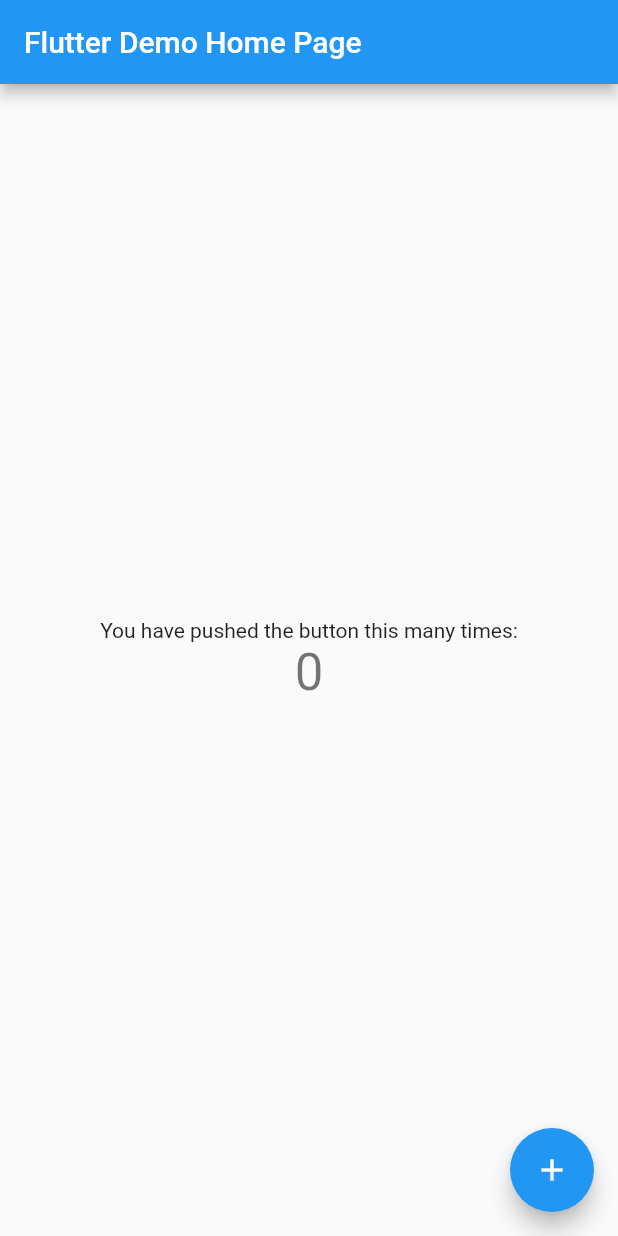
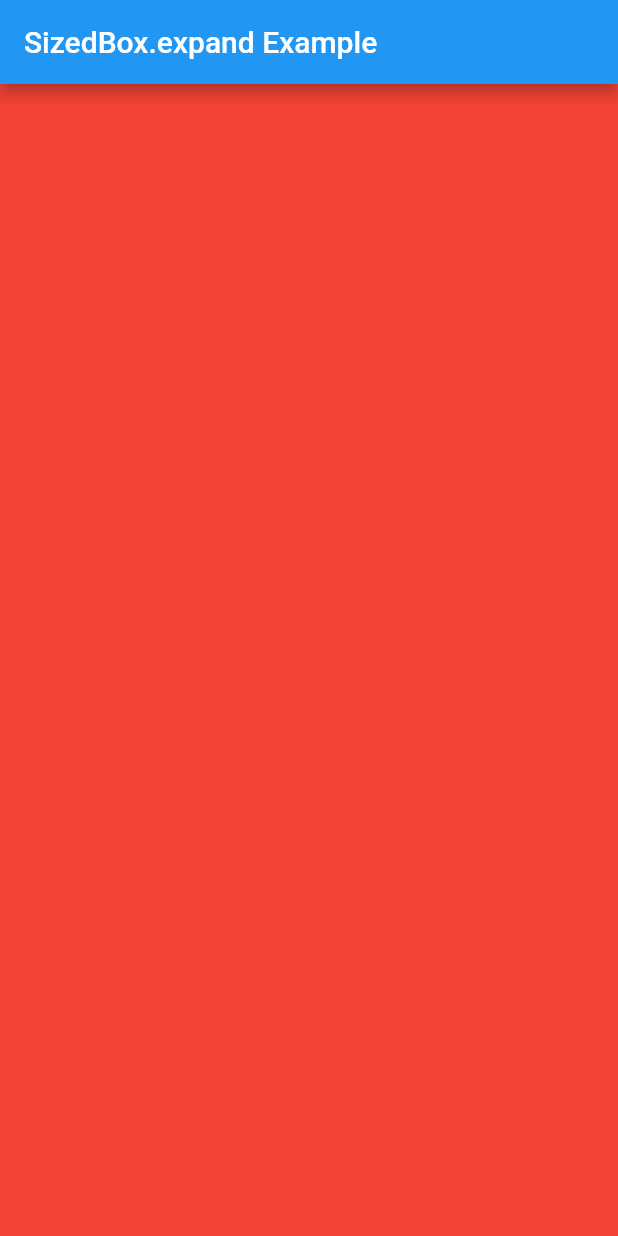
Before and after one commit to takuowake/widget, a Flutter app: the screen it shows after launch, on a phone screen of 412 x 824 dp. Run offline on Flutter 3.47's test engine with Material 2 defaults, Android fonts, the light colour scheme and no system bars.

Commit message:
sizedbox_expand.dartを追加

```diff
--- a/lib/main.dart
+++ b/lib/main.dart
@@ -1,7 +1,9 @@
 import 'package:flutter/material.dart';
+import 'package:widget/sizedbox/sizedbox_expand.dart';
 
 void main() {
-  runApp(const MyApp());
+  // runApp(const MyApp());
+  runApp(const SizedBoxExpand());
 }
 
 class MyApp extends StatelessWidget {
--- /dev/null
+++ b/lib/sizedbox/sizedbox_expand.dart
@@ -0,0 +1,20 @@
+import 'package:flutter/material.dart';
+
+class SizedBoxExpand extends StatelessWidget {
+  const SizedBoxExpand({Key? key}) : super(key: key);
+
+  @override
+  Widget build(BuildContext context) {
+    return MaterialApp(
+      home: Scaffold(
+        appBar: AppBar(title: Text('SizedBox.expand Example')),
+        //親のWidgetが許す限り最大の大きさの箱を用意するSizedBox
+        body: SizedBox.expand(
+          child: Container(
+            color: Colors.red,
+          ),
+        ),
+      ),
+    );
+  }
+}
```
